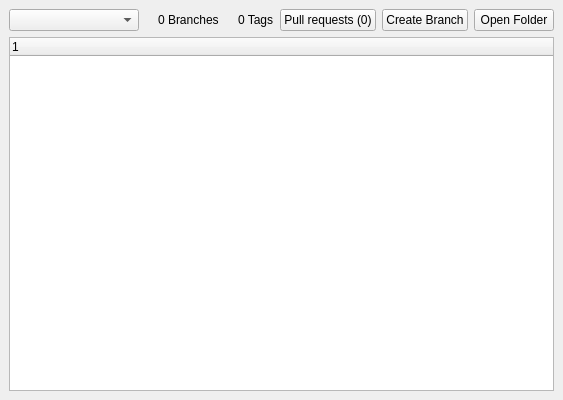
The window that gui/CodeWidget.ui (defnax/retroGit) describes before a commit, drawn with Qt 5.
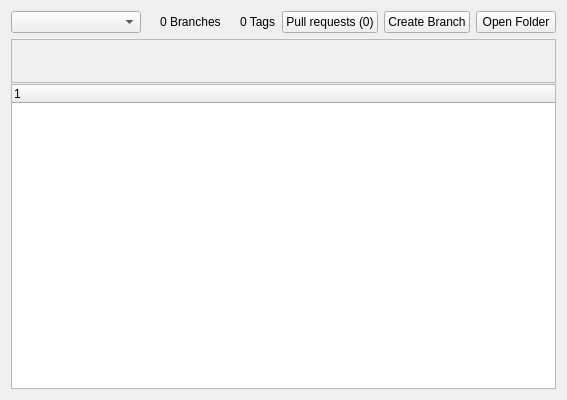
The same window after the commit.

The edit to the form file:
```diff
--- a/gui/CodeWidget.ui
+++ b/gui/CodeWidget.ui
@@ -6,30 +6,15 @@
    <rect>
     <x>0</x>
     <y>0</y>
-    <width>500</width>
+    <width>531</width>
     <height>400</height>
    </rect>
   </property>
   <property name="windowTitle">
    <string>CodeWidget</string>
   </property>
-  <layout class="QVBoxLayout" name="verticalLayout">
-   <property name="spacing">
-    <number>6</number>
-   </property>
-   <property name="leftMargin">
-    <number>9</number>
-   </property>
-   <property name="topMargin">
-    <number>9</number>
-   </property>
-   <property name="rightMargin">
-    <number>9</number>
-   </property>
-   <property name="bottomMargin">
-    <number>9</number>
-   </property>
-   <item>
+  <layout class="QGridLayout" name="gridLayout">
+   <item row="0" column="0">
     <layout class="QHBoxLayout" name="topRowLayout">
       <item>
        <widget class="QComboBox" name="mBranchCombo">
@@ -39,6 +24,12 @@
           <height>0</height>
          </size>
         </property>
+       <property name="iconSize">
+        <size>
+         <width>24</width>
+         <height>24</height>
+        </size>
+       </property>
        </widget>
       </item>
       <item>
@@ -105,8 +96,130 @@
       </item>
     </layout>
    </item>
+   <item row="1" column="0">
+    <layout class="QVBoxLayout" name="verticalLayout">
+     <property name="spacing">
+      <number>1</number>
+     </property>
+     <property name="bottomMargin">
+      <number>0</number>
+     </property>
    <item>
-    <widget class="QTreeWidget" name="mRepoBrowserList"/>
+      <widget class="QFrame" name="mRepoSummaryFrame">
+       <property name="minimumSize">
+        <size>
+         <width>0</width>
+         <height>42</height>
+        </size>
+       </property>
+       <property name="styleSheet">
+        <string notr="true"/>
+       </property>
+       <property name="frameShape">
+        <enum>QFrame::StyledPanel</enum>
+       </property>
+       <layout class="QHBoxLayout" name="repoSummaryLayout">
+        <property name="leftMargin">
+         <number>8</number>
+        </property>
+        <property name="rightMargin">
+         <number>8</number>
+        </property>
+        <item>
+         <widget class="QLabel" name="mRepoAvatarLabel">
+          <property name="minimumSize">
+           <size>
+            <width>24</width>
+            <height>24</height>
+           </size>
+          </property>
+          <property name="maximumSize">
+           <size>
+            <width>24</width>
+            <height>24</height>
+           </size>
+          </property>
+          <property name="text">
+           <string/>
+          </property>
+          <property name="scaledContents">
+           <bool>true</bool>
+          </property>
+         </widget>
+        </item>
+        <item>
+         <widget class="QLabel" name="mRepoAuthorLabel">
+          <property name="font">
+           <font>
+            <weight>75</weight>
+            <bold>true</bold>
+           </font>
+          </property>
+          <property name="text">
+           <string/>
+          </property>
+         </widget>
+        </item>
+        <item>
+         <widget class="QLabel" name="mRepoMessageLabel">
+          <property name="text">
+           <string/>
+          </property>
+         </widget>
+        </item>
+        <item>
+         <spacer name="repoSummarySpacer">
+          <property name="orientation">
+           <enum>Qt::Horizontal</enum>
+          </property>
+          <property name="sizeHint" stdset="0">
+           <size>
+            <width>40</width>
+            <height>20</height>
+           </size>
+          </property>
+         </spacer>
+        </item>
+        <item>
+         <widget class="QLabel" name="mRepoHashLabel">
+          <property name="text">
+           <string/>
+          </property>
+         </widget>
+        </item>
+        <item>
+         <widget class="QLabel" name="mRepoDateLabel">
+          <property name="text">
+           <string/>
+          </property>
+         </widget>
+        </item>
+        <item>
+         <widget class="QLabel" name="mRepoCommitCountLabel">
+          <property name="font">
+           <font>
+            <weight>75</weight>
+            <bold>true</bold>
+           </font>
+          </property>
+          <property name="text">
+           <string/>
+          </property>
+         </widget>
+        </item>
+       </layout>
+      </widget>
+     </item>
+     <item>
+      <widget class="QTreeWidget" name="mRepoBrowserList">
+       <column>
+        <property name="text">
+         <string notr="true">1</string>
+        </property>
+       </column>
+      </widget>
+     </item>
+    </layout>
    </item>
   </layout>
  </widget>
```
Lines whose indentation alone changed are shown as unchanged.
